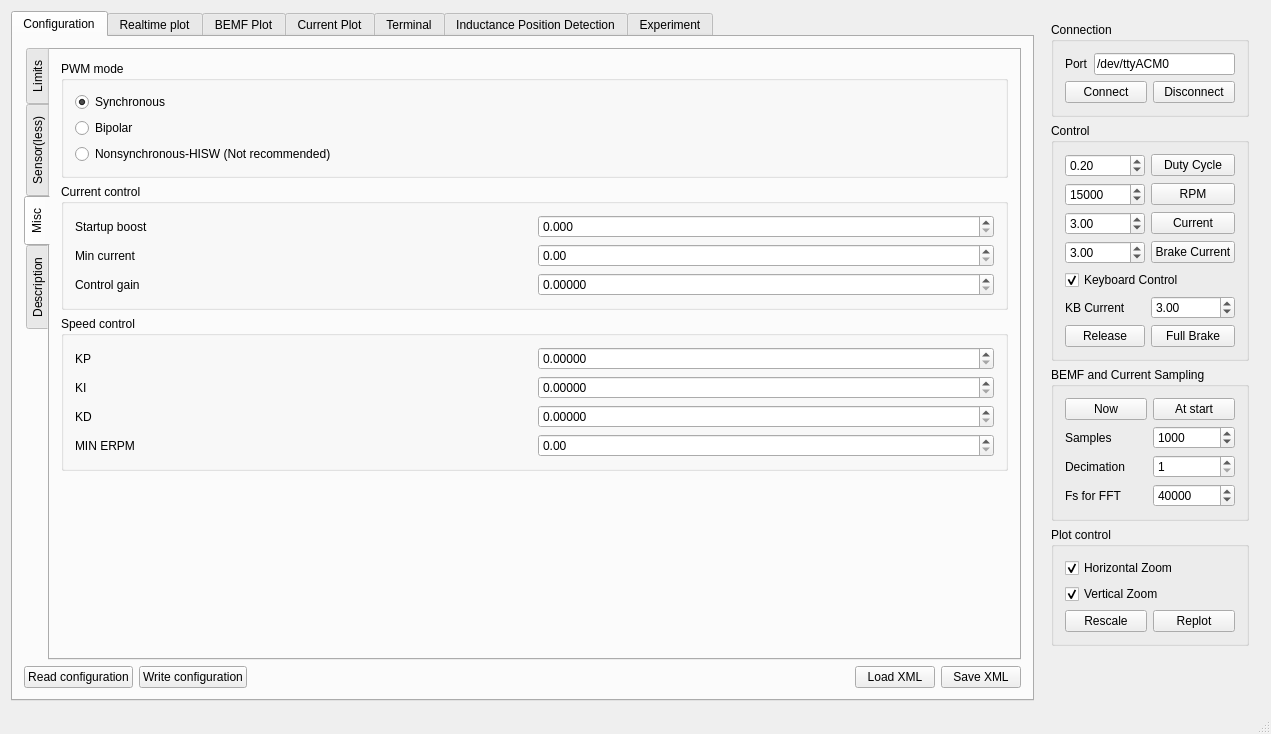
Old version of the form mainwindow.ui in the repository vedderb/bldc-tool.
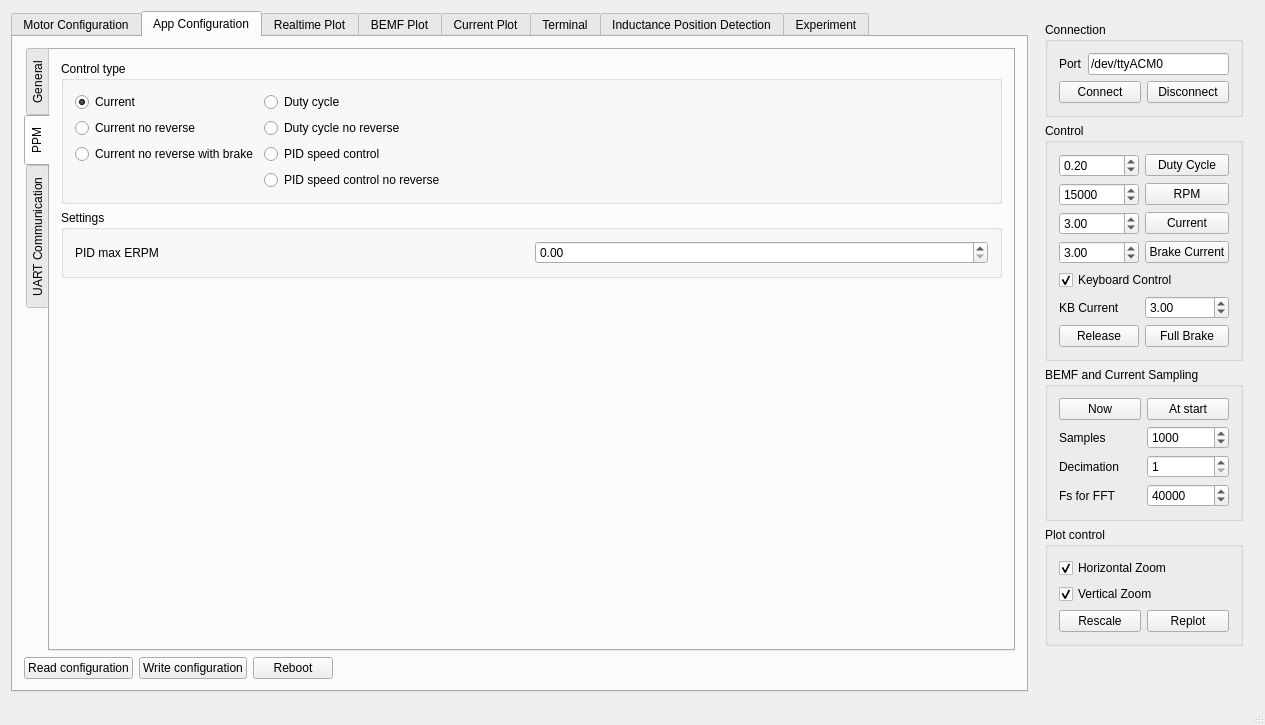
New version of the form. The open tabs and pages were chosen to show the change. Custom widgets are drawn as their Qt base class.

Commit message: App configuration

Patch:
```diff
--- a/mainwindow.ui
+++ b/mainwindow.ui
@@ -6,8 +6,8 @@
    <rect>
     <x>0</x>
     <y>0</y>
-    <width>1271</width>
-    <height>734</height>
+    <width>1265</width>
+    <height>725</height>
    </rect>
   </property>
   <property name="sizePolicy">
@@ -39,7 +39,7 @@
         </property>
         <widget class="QWidget" name="tab_11">
          <attribute name="title">
-          <string>Configuration</string>
+          <string>Motor Configuration</string>
          </attribute>
          <layout class="QVBoxLayout" name="verticalLayout_31">
           <item>
@@ -966,9 +966,294 @@
           </item>
          </layout>
         </widget>
+        <widget class="QWidget" name="tab_5">
+         <attribute name="title">
+          <string>App Configuration</string>
+         </attribute>
+         <layout class="QVBoxLayout" name="verticalLayout_33">
+          <item>
+           <widget class="QTabWidget" name="tabWidget_3">
+            <property name="tabPosition">
+             <enum>QTabWidget::West</enum>
+            </property>
+            <property name="currentIndex">
+             <number>0</number>
+            </property>
+            <widget class="QWidget" name="tab_16">
+             <attribute name="title">
+              <string>General</string>
+             </attribute>
+             <layout class="QVBoxLayout" name="verticalLayout_34">
+              <item>
+               <widget class="QGroupBox" name="groupBox_18">
+                <property name="title">
+                 <string>App to use (Changing this requires a reboot)</string>
+                </property>
+                <layout class="QVBoxLayout" name="verticalLayout_32">
+                 <item>
+                  <widget class="QRadioButton" name="appconfUseNoAppButton">
+                   <property name="text">
+                    <string>No application</string>
+                   </property>
+                   <property name="checked">
+                    <bool>true</bool>
+                   </property>
+                  </widget>
+                 </item>
+                 <item>
+                  <widget class="QRadioButton" name="appconfUsePpmButton">
+                   <property name="text">
+                    <string>PPM</string>
+                   </property>
+                  </widget>
+                 </item>
+                 <item>
+                  <widget class="QRadioButton" name="appconfUseUartButton">
+                   <property name="text">
+                    <string>UART Communication</string>
+                   </property>
+                  </widget>
+                 </item>
+                 <item>
+                  <widget class="QRadioButton" name="appconfUseCustomButton">
+                   <property name="text">
+                    <string>Custom user application</string>
+                   </property>
+                  </widget>
+                 </item>
+                </layout>
+               </widget>
+              </item>
+              <item>
+               <spacer name="verticalSpacer_3">
+                <property name="orientation">
+                 <enum>Qt::Vertical</enum>
+                </property>
+                <property name="sizeHint" stdset="0">
+                 <size>
+                  <width>20</width>
+                  <height>424</height>
+                 </size>
+                </property>
+               </spacer>
+              </item>
+             </layout>
+            </widget>
+            <widget class="QWidget" name="tab_17">
+             <attribute name="title">
+              <string>PPM</string>
+             </attribute>
+             <layout class="QVBoxLayout" name="verticalLayout_35">
+              <item>
+               <widget class="QGroupBox" name="groupBox_19">
+                <property name="title">
+                 <string>Control type</string>
+                </property>
+                <layout class="QHBoxLayout" name="horizontalLayout_28">
+                 <item>
+                  <layout class="QGridLayout" name="gridLayout_13">
+                   <item row="0" column="0">
+                    <widget class="QRadioButton" name="appconfPpmCurrentButton">
+                     <property name="text">
+                      <string>Current</string>
+                     </property>
+                     <property name="checked">
+                      <bool>true</bool>
+                     </property>
+                    </widget>
+                   </item>
+                   <item row="0" column="1">
+                    <widget class="QRadioButton" name="appconfPpmDutyButton">
+                     <property name="text">
+                      <string>Duty cycle</string>
+                     </property>
+                    </widget>
+                   </item>
+                   <item row="1" column="0">
+                    <widget class="QRadioButton" name="appconfPpmCurrentNorevButton">
+                     <property name="text">
+                      <string>Current no reverse</string>
+                     </property>
+                    </widget>
+                   </item>
+                   <item row="1" column="1">
+                    <widget class="QRadioButton" name="appconfPpmDutyNorevButton">
+                     <property name="text">
+                      <string>Duty cycle no reverse</string>
+                     </property>
+                    </widget>
+                   </item>
+                   <item row="2" column="0">
+                    <widget class="QRadioButton" name="appconfPpmCurrentNorevBrakeButton">
+                     <property name="text">
+                      <string>Current no reverse with brake</string>
+                     </property>
+                    </widget>
+                   </item>
+                   <item row="2" column="1">
+                    <widget class="QRadioButton" name="appconfPpmPidButton">
+                     <property name="text">
+                      <string>PID speed control</string>
+                     </property>
+                    </widget>
+                   </item>
+                   <item row="3" column="1">
+                    <widget class="QRadioButton" name="appconfPpmPidNorevButton">
+                     <property name="text">
+                      <string>PID speed control no reverse</string>
+                     </property>
+                    </widget>
+                   </item>
+                  </layout>
+                 </item>
+                 <item>
+                  <spacer name="horizontalSpacer_10">
+                   <property name="orientation">
+                    <enum>Qt::Horizontal</enum>
+                   </property>
+                   <property name="sizeHint" stdset="0">
+                    <size>
+                     <width>411</width>
+                     <height>20</height>
+                    </size>
+                   </property>
+                  </spacer>
+                 </item>
+                </layout>
+               </widget>
+              </item>
+              <item>
+               <widget class="QGroupBox" name="groupBox_20">
+                <property name="title">
+                 <string>Settings</string>
+                </property>
+                <layout class="QHBoxLayout" name="horizontalLayout_29">
+                 <item>
+                  <widget class="QLabel" name="label_45">
+                   <property name="text">
+                    <string>PID max ERPM</string>
+                   </property>
+                  </widget>
+                 </item>
+                 <item>
+                  <widget class="QDoubleSpinBox" name="appconfPpmPidMaxErpmBox">
+                   <property name="maximum">
+                    <double>200000.000000000000000</double>
+                   </property>
+                   <property name="singleStep">
+                    <double>100.000000000000000</double>
+                   </property>
+                  </widget>
+                 </item>
+                </layout>
+               </widget>
+              </item>
+              <item>
+               <spacer name="verticalSpacer_6">
+                <property name="orientation">
+                 <enum>Qt::Vertical</enum>
+                </property>
+                <property name="sizeHint" stdset="0">
+                 <size>
+                  <width>20</width>
+                  <height>353</height>
+                 </size>
+                </property>
+               </spacer>
+              </item>
+             </layout>
+            </widget>
+            <widget class="QWidget" name="tab_18">
+             <attribute name="title">
+              <string>UART Communication</string>
+             </attribute>
+             <layout class="QVBoxLayout" name="verticalLayout_36">
+              <item>
+               <widget class="QGroupBox" name="groupBox_21">
+                <property name="title">
+                 <string>Settings</string>
+                </property>
+                <layout class="QGridLayout" name="gridLayout_16">
+                 <item row="0" column="0">
+                  <widget class="QLabel" name="label_46">
+                   <property name="text">
+                    <string>Baud rate</string>
+                   </property>
+                  </widget>
+                 </item>
+                 <item row="0" column="1">
+                  <widget class="QSpinBox" name="appconfUartBaudBox">
+                   <property name="maximum">
+                    <number>20000000</number>
+                   </property>
+                   <property name="singleStep">
+                    <number>2400</number>
+                   </property>
+                  </widget>
+                 </item>
+                </layout>
+               </widget>
+              </item>
+              <item>
+               <spacer name="verticalSpacer_10">
+                <property name="orientation">
+                 <enum>Qt::Vertical</enum>
+                </property>
+                <property name="sizeHint" stdset="0">
+                 <size>
+                  <width>20</width>
+                  <height>503</height>
+                 </size>
+                </property>
+               </spacer>
+              </item>
+             </layout>
+            </widget>
+           </widget>
+          </item>
+          <item>
+           <layout class="QHBoxLayout" name="horizontalLayout_27">
+            <item>
+             <widget class="QPushButton" name="appconfReadButton">
+              <property name="text">
+               <string>Read configuration</string>
+              </property>
+             </widget>
+            </item>
+            <item>
+             <widget class="QPushButton" name="appconfWriteButton">
+              <property name="text">
+               <string>Write configuration</string>
+              </property>
+             </widget>
+            </item>
+            <item>
+             <widget class="QPushButton" name="appconfRebootButton">
+              <property name="text">
+               <string>Reboot</string>
+              </property>
+             </widget>
+            </item>
+            <item>
+             <spacer name="horizontalSpacer_9">
+              <property name="orientation">
+               <enum>Qt::Horizontal</enum>
+              </property>
+              <property name="sizeHint" stdset="0">
+               <size>
+                <width>40</width>
+                <height>20</height>
+               </size>
+              </property>
+             </spacer>
+            </item>
+           </layout>
+          </item>
+         </layout>
+        </widget>
         <widget class="QWidget" name="tab_6">
          <attribute name="title">
-          <string>Realtime plot</string>
+          <string>Realtime Plot</string>
          </attribute>
          <layout class="QVBoxLayout" name="verticalLayout_17">
           <item>
```
Left out of the diff: 29 changed lines with no effect on the pictures. The commit also changes 8 other files.
